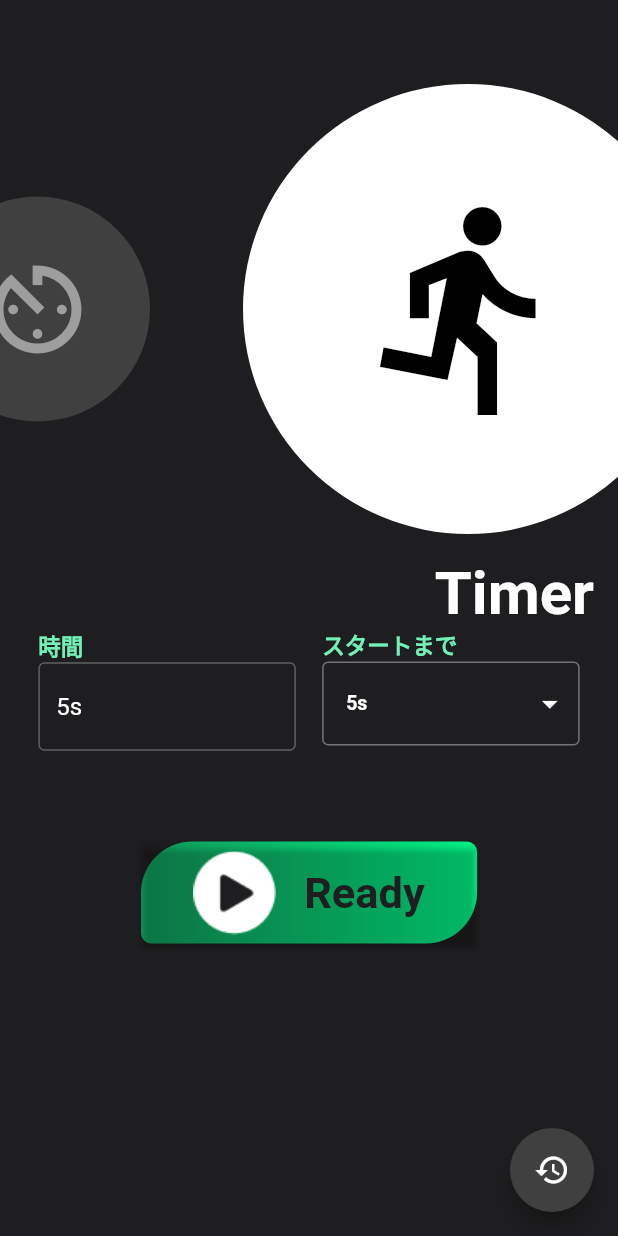
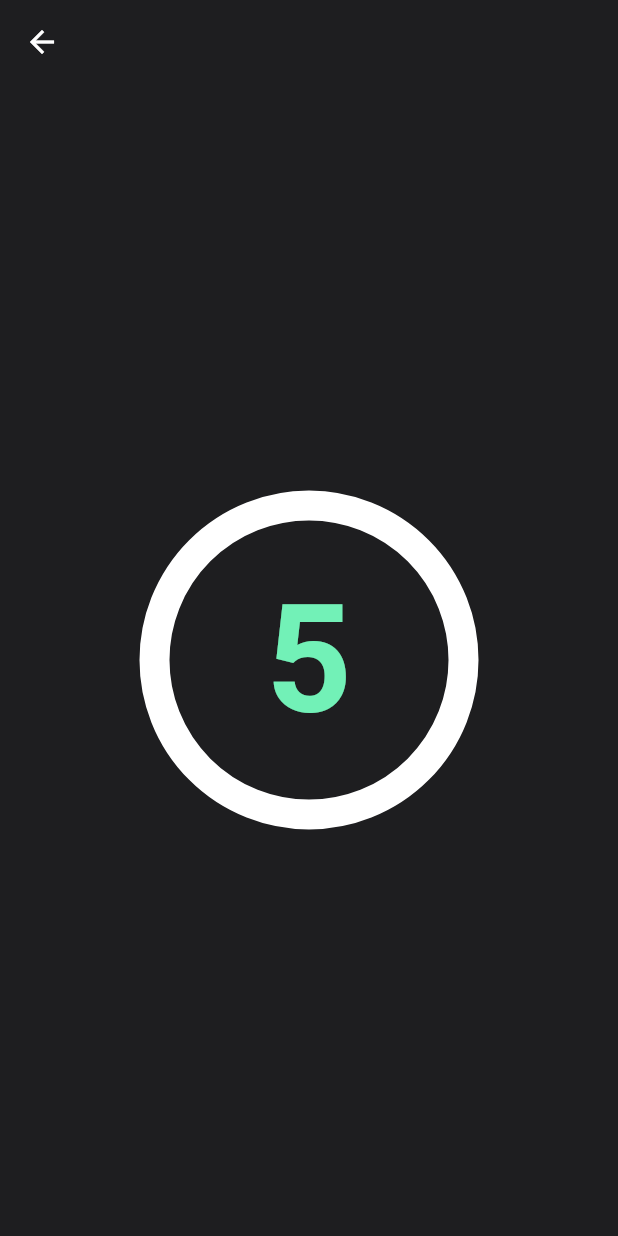
Before and after one commit to Yamasaki-pan961/flutter_for_hackathon, a Flutter app: the screen it shows after launch, after a tap on "Ready", on a phone screen of 412 x 824 dp. Run offline on Flutter 3.47's test engine with Material 2 defaults, Android fonts, the phone set to English and light mode, and no system bars; drawn by our look-alikes of circular_countdown_timer; our stand-ins replace dropdown_button2, fl_chart, flutter_hooks, freezed_annotation, hooks_riverpod, riverpod_annotation and 3 more; missing offline and left inert: four_swipe_direction; generated files the repository leaves out were written again.

Commit message:
add: カウントダウンを実装しまいた

```diff
--- /dev/null
+++ b/lib/feature/ui/measure/measure_start_view.dart
@@ -0,0 +1,102 @@
+import 'package:circular_countdown_timer/circular_countdown_timer.dart';
+import 'package:circular_countdown_timer/countdown_text_format.dart';
+import 'package:flutter/material.dart';
+import 'package:flutter_template_for_hackathon/common/theme/app_theme.dart';
+
+class MeasureStartView extends StatefulWidget {
+  const MeasureStartView({
+    Key? key,
+    required this.countdown,
+  }) : super(key: key);
+
+  final int countdown;
+
+  @override
+  State<MeasureStartView> createState() => _MeasureStartViewState();
+}
+
+class _MeasureStartViewState extends State<MeasureStartView> {
+  final CountDownController controller = CountDownController();
+
+  bool isStart = false;
+
+  @override
+  void initState() {
+    super.initState();
+    controller.start();
+  }
+
+  @override
+  Widget build(BuildContext context) {
+    return Scaffold(
+      backgroundColor: AppTheme.backgroundColor,
+      appBar: AppBar(
+        backgroundColor: AppTheme.backgroundColor,
+        elevation: 0,
+      ),
+      body: Column(
+        mainAxisAlignment: MainAxisAlignment.center,
+        children: [
+          Center(
+            child: !isStart
+                ? CircularCountDownTimer(
+                    duration: widget.countdown,
+                    controller: CountDownController(),
+                    width: MediaQuery.of(context).size.width / 2,
+                    height: MediaQuery.of(context).size.height / 2,
+                    ringColor: AppTheme.textColor,
+                    ringGradient: null,
+                    fillColor: AppTheme.appColor,
+                    fillGradient: null,
+                    backgroundGradient: null,
+                    strokeWidth: 20,
+                    strokeCap: StrokeCap.round,
+                    textStyle: const TextStyle(
+                      fontSize: 100,
+                      color: AppTheme.appColor,
+                      fontWeight: FontWeight.bold,
+                    ),
+                    textFormat: CountdownTextFormat.S,
+                    isReverse: true,
+                    isReverseAnimation: false,
+                    isTimerTextShown: true,
+                    autoStart: true,
+                    onComplete: () {
+                      //TODO 測定を開始する処理を発火する
+                      setState(() {
+                        isStart = !isStart;
+                      });
+                    },
+                    timeFormatterFunction:
+                        (defaultFormatterFunction, duration) {
+                      return (duration.inMilliseconds / 1000).ceil();
+                    },
+                  )
+                : Container(
+                    decoration: BoxDecoration(
+                      color: AppTheme.backgroundColor,
+                      shape: BoxShape.circle,
+                      border: Border.all(
+                        width: 15,
+                        color: AppTheme.appColor,
+                      ),
+                    ),
+                    height: 250,
+                    width: 250,
+                    child: const Center(
+                      child: Text(
+                        '計測中...',
+                        style: TextStyle(
+                          fontSize: 30,
+                          color: AppTheme.appColor,
+                          fontWeight: FontWeight.bold,
+                        ),
+                      ),
+                    ),
+                  ),
+          ),
+        ],
+      ),
+    );
+  }
+}
--- a/lib/feature/ui/measure/measure_view.dart
+++ b/lib/feature/ui/measure/measure_view.dart
@@ -4,6 +4,7 @@ import 'package:flutter_template_for_hackathon/common/theme/app_theme.dart';
 import 'package:flutter_template_for_hackathon/feature/component/app_elevated_button.dart';
 import 'package:flutter_template_for_hackathon/feature/component/app_text_fielld.dart';
 import 'package:flutter_template_for_hackathon/feature/component/picker_item.dart';
+import 'package:flutter_template_for_hackathon/feature/ui/measure/measure_start_view.dart';
 import 'package:flutter_template_for_hackathon/feature/ui/record/record_view.dart';
 import 'package:four_swipe_direction/four_swipe_direction.dart';
 
@@ -189,6 +190,15 @@ class _MeasureViewState extends State<MeasureView>
                 buttonEnd: AppTheme.buttonEnd,
                 onPressed: () {
                   //TODO 計測画面に遷移をする
+                  Navigator.push(
+                    context,
+                    MaterialPageRoute(
+                      builder: (context) => MeasureStartView(
+                        // countdown: countdown,
+                        countdown: 5,
+                      ),
+                    ),
+                  );
                 },
               )
             ],
--- a/pubspec.yaml
+++ b/pubspec.yaml
@@ -24,6 +24,7 @@ dependencies:
   four_swipe_direction: ^0.0.4
   dropdown_button2: ^2.3.9
   vector_math: ^2.1.4
+  circular_countdown_timer: ^0.2.3
 
 dev_dependencies:
   flutter_test:
```
Also changed, not shown: pubspec.lock.
